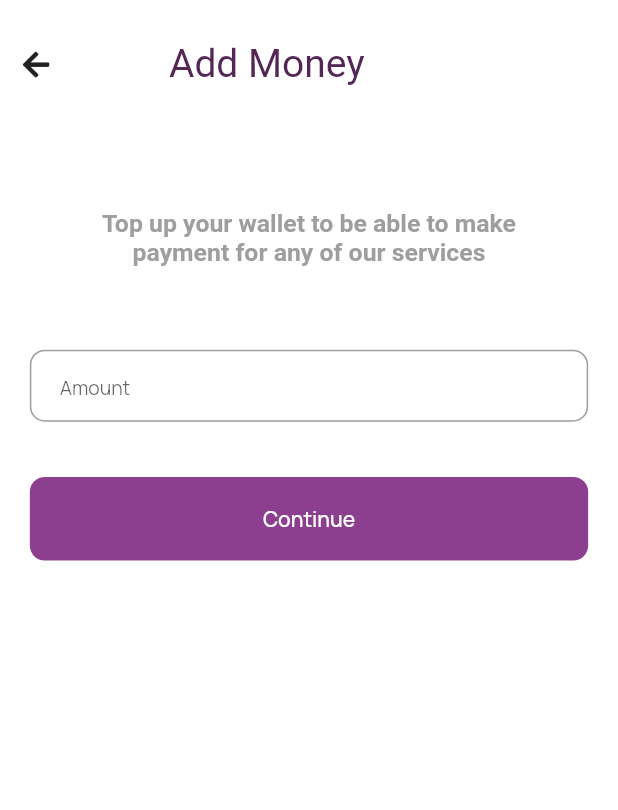
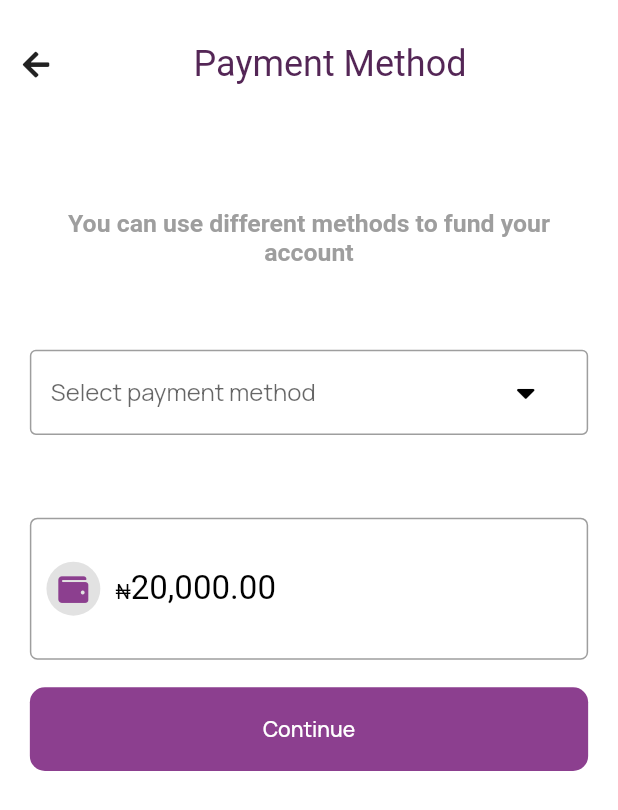
Before and after one commit to Oshinowo/quikpay, a Flutter app: the AddPaymentAmountScreen screen opened by its route, after a tap on "Continue", on a phone screen of 412 x 824 dp. Shown: the top 810 px of the screen. Run offline on Flutter 3.47's test engine with Material 2 defaults, Android fonts, the phone set to English and light mode, and no system bars; drawn by our look-alikes of select_form_field; our stand-ins replace flutter_screenutil, flutter_svg, font_awesome_flutter, google_fonts, introduction_screen, shared_preferences; accounts and stored records are empty.

Commit message:
payment method screen added

```diff
--- a/lib/components/heading_title_with_back_icon.dart
+++ b/lib/components/heading_title_with_back_icon.dart
@@ -27,7 +27,7 @@ class HeadingTitleWithBackIcon extends StatelessWidget {
           ),
         ),
         Center(
-          widthFactor: 2.0.w,
+          widthFactor: 1.9.w,
           child: Text(
             title,
             style: kSecondHeadingTextStyle.copyWith(
--- a/lib/constants/app_constants.dart
+++ b/lib/constants/app_constants.dart
@@ -10,7 +10,7 @@ const kHeadingTextStyle = TextStyle(
   fontWeight: FontWeight.w800,
 );
 const kSecondHeadingTextStyle = TextStyle(
-  fontSize: 26.0,
+  fontSize: 24.0,
   fontWeight: FontWeight.w400,
 );
 const kTextFieldDecoration = InputDecoration(
--- a/lib/main.dart
+++ b/lib/main.dart
@@ -7,6 +7,7 @@ import 'package:quikpay/screens/onboarding/onboarding_screen.dart';
 import 'package:quikpay/screens/verify_account/success_screen.dart';
 import 'package:quikpay/screens/verify_account/verify_account_screen.dart';
 import 'package:quikpay/screens/wallet_top_up/add_payment_screen.dart';
+import 'package:quikpay/screens/wallet_top_up/payment_method_screen.dart';
 import 'package:shared_preferences/shared_preferences.dart';
 import 'package:quikpay/config/palette.dart';
 import 'package:quikpay/screens/home/home_screen.dart';
@@ -62,6 +63,7 @@ class Quikpay extends StatelessWidget {
               const AccountVerificationSuccessScreen(),
           AddPaymentAmountScreen.id: (context) =>
               const AddPaymentAmountScreen(),
+          PaymentMethodScreen.id: (context) => const PaymentMethodScreen(),
         },
       ),
     );
--- a/lib/screens/dashboard/dashboard_screen.dart
+++ b/lib/screens/dashboard/dashboard_screen.dart
@@ -5,6 +5,7 @@ import 'package:quikpay/constants/app_constants.dart';
 import 'package:quikpay/screens/dashboard/local_components/dashboard_mini_card_with_icon.dart';
 import 'package:quikpay/screens/dashboard/local_components/transaction_list_tile.dart';
 import 'package:quikpay/screens/dashboard/local_components/transactions_navigation_menu_button.dart';
+import 'package:quikpay/screens/verify_account/verify_account_screen.dart';
 import 'package:quikpay/screens/wallet_top_up/add_payment_screen.dart';
 
 class DashboardScreen extends StatefulWidget {
@@ -54,7 +55,9 @@ class _DashboardScreenState extends State<DashboardScreen> {
                     ),
                   ),
                   IconButton(
-                    onPressed: () {},
+                    onPressed: () => Navigator.of(context).pushNamed(
+                      VerifyAccount.id,
+                    ),
                     icon: FaIcon(
                       FontAwesomeIcons.bell,
                       size: kDefaultIconSize.sp,
--- a/lib/screens/verify_account/account_confirmation_screen.dart
+++ b/lib/screens/verify_account/account_confirmation_screen.dart
@@ -23,7 +23,7 @@ class AccountConfirmationScreen extends StatelessWidget {
             // crossAxisAlignment: CrossAxisAlignment.stretch,
             children: [
               const HeadingTitleWithBackIcon(
-                title: 'Confirmation',
+                title: '\t\tConfirmation',
               ),
               Padding(
                 padding: EdgeInsets.symmetric(
--- a/lib/screens/verify_account/verify_account_screen.dart
+++ b/lib/screens/verify_account/verify_account_screen.dart
@@ -94,7 +94,7 @@ class _VerifyAccountState extends State<VerifyAccount> {
                             asTerikText: false,
                             keyboardInputType: TextInputType.number,
                             validate: (value) {},
-                            placeholder: 'Verification Number',
+                            placeholder: 'National Verification Number',
                           ),
                           SizedBox(
                             height: kDefaultPadding.h,
--- a/lib/screens/wallet_top_up/add_payment_screen.dart
+++ b/lib/screens/wallet_top_up/add_payment_screen.dart
@@ -5,6 +5,7 @@ import 'package:quikpay/components/custom_text_form_field.dart';
 import 'package:quikpay/components/heading_title_description.dart';
 import 'package:quikpay/components/heading_title_with_back_icon.dart';
 import 'package:quikpay/constants/app_constants.dart';
+import 'package:quikpay/screens/wallet_top_up/payment_method_screen.dart';
 
 class AddPaymentAmountScreen extends StatefulWidget {
   const AddPaymentAmountScreen({Key? key}) : super(key: key);
@@ -20,10 +21,10 @@ class _AddPaymentAmountScreenState extends State<AddPaymentAmountScreen> {
 
   @override
   Widget build(BuildContext context) {
-    return Scaffold(
-      body: GestureDetector(
-        onTap: FocusScope.of(context).unfocus,
-        child: SafeArea(
+    return GestureDetector(
+      onTap: FocusScope.of(context).unfocus,
+      child: Scaffold(
+        body: SafeArea(
           child: Padding(
             padding: EdgeInsets.symmetric(
               vertical: kDefaultPadding.h,
@@ -32,7 +33,7 @@ class _AddPaymentAmountScreenState extends State<AddPaymentAmountScreen> {
               crossAxisAlignment: CrossAxisAlignment.stretch,
               children: [
                 const HeadingTitleWithBackIcon(
-                  title: 'Add Money',
+                  title: '\t\t\t\t\tAdd Money',
                 ),
                 SizedBox(
                   height: kDefaultPadding.h * 4,
@@ -72,7 +73,9 @@ class _AddPaymentAmountScreenState extends State<AddPaymentAmountScreen> {
                         CustomButton(
                           label: 'Continue',
                           buttonBackgroundColor: kPrimaryColour,
-                          pressed: () {},
+                          pressed: () => Navigator.of(context).pushNamed(
+                            PaymentMethodScreen.id,
+                          ),
                         ),
                       ],
                     ),
--- /dev/null
+++ b/lib/screens/wallet_top_up/payment_method_screen.dart
@@ -0,0 +1,187 @@
+import 'package:flutter/material.dart';
+import 'package:flutter_screenutil/flutter_screenutil.dart';
+import 'package:font_awesome_flutter/font_awesome_flutter.dart';
+import 'package:quikpay/components/custom_button.dart';
+import 'package:quikpay/components/heading_title_description.dart';
+import 'package:quikpay/components/heading_title_with_back_icon.dart';
+import 'package:quikpay/constants/app_constants.dart';
+import 'package:select_form_field/select_form_field.dart';
+
+class PaymentMethodScreen extends StatefulWidget {
+  const PaymentMethodScreen({Key? key}) : super(key: key);
+  static const String id = "select payment method";
+
+  @override
+  _PaymentMethodScreenState createState() => _PaymentMethodScreenState();
+}
+
+class _PaymentMethodScreenState extends State<PaymentMethodScreen> {
+  String? selectedPaymentOption;
+  final List<Map<String, dynamic>> _paymentOptions = [
+    {
+      'value': 'paystack',
+      'label': ' Paystack',
+      'icon': Image.asset(
+        'assets/logos/paystack.png',
+        fit: BoxFit.cover,
+        width: 25.0.w,
+        height: 25.0.w,
+      ),
+    },
+    {
+      'value': 'flutterwave',
+      'label': ' Flutterwave',
+      'icon': Image.asset(
+        'assets/logos/flutterwave.png',
+        fit: BoxFit.cover,
+        width: 25.0.w,
+        height: 25.0.w,
+      ),
+    }
+  ];
+
+  @override
+  Widget build(BuildContext context) {
+    return GestureDetector(
+      onTap: FocusScope.of(context).unfocus,
+      child: Scaffold(
+        body: SafeArea(
+          child: Padding(
+            padding: EdgeInsets.symmetric(
+              vertical: kDefaultPadding.h,
+            ),
+            child: Column(
+              crossAxisAlignment: CrossAxisAlignment.stretch,
+              children: [
+                const HeadingTitleWithBackIcon(
+                  title: 'Payment Method',
+                ),
+                SizedBox(
+                  height: kDefaultPadding.h * 4,
+                ),
+                Padding(
+                  padding: EdgeInsets.symmetric(
+                    horizontal: kDefaultPadding.w * 2,
+                  ),
+                  child: const HeadingTitleDescription(
+                    description:
+                        'You can use different methods to fund your account',
+                  ),
+                ),
+                SizedBox(
+                  height: kDefaultPadding.h * 3,
+                ),
+                Padding(
+                  padding: EdgeInsets.symmetric(
+                    horizontal: kDefaultPadding.w,
+                  ),
+                  child: Column(
+                    crossAxisAlignment: CrossAxisAlignment.stretch,
+                    children: [
+                      SelectFormField(
+                        type: SelectFormFieldType.dropdown,
+                        labelText: 'Select',
+                        items: _paymentOptions,
+                        decoration: kTextFieldDecoration.copyWith(
+                          hintText: 'Select payment method',
+                          border: const OutlineInputBorder(),
+                          suffixIcon: Padding(
+                            padding: EdgeInsets.symmetric(
+                              vertical: kDefaultPadding.h,
+                            ),
+                            child: FaIcon(
+                              FontAwesomeIcons.caretDown,
+                              size: kDefaultIconSize.sp,
+                              color: Colors.black,
+                            ),
+                          ),
+                        ),
+                        onChanged: (newValue) {
+                          setState(
+                            () {
+                              selectedPaymentOption = newValue;
+                            },
+                          );
+                        },
+                      ),
+                      SizedBox(
+                        height: kDefaultPadding.h * 3,
+                      ),
+                      Container(
+                        width: double.infinity,
+                        decoration: BoxDecoration(
+                          border: Border.all(
+                            color: Colors.grey,
+                          ),
+                          borderRadius: BorderRadius.circular(
+                            5.0,
+                          ),
+                        ),
+                        child: Padding(
+                          padding: EdgeInsets.symmetric(
+                            horizontal: 10.0.w,
+                            vertical: kDefaultPadding.h + 10,
+                          ),
+                          child: Row(
+                            children: [
+                              Container(
+                                padding: EdgeInsets.all(
+                                  8.0.w,
+                                ),
+                                decoration: BoxDecoration(
+                                  shape: BoxShape.circle,
+                                  color: Colors.grey.withOpacity(0.3),
+                                ),
+                                child: FaIcon(
+                                  FontAwesomeIcons.wallet,
+                                  size: kDefaultIconSize.sp,
+                                  color: kPrimaryColour,
+                                ),
+                              ),
+                              SizedBox(
+                                width: kDefaultPadding.w / 2,
+                              ),
+                              RichText(
+                                text: TextSpan(
+                                  children: [
+                                    TextSpan(
+                                      text: '₦',
+                                      style: TextStyle(
+                                        color: Colors.black,
+                                        fontSize: 14.0.sp,
+                                        textBaseline: TextBaseline.alphabetic,
+                                      ),
+                                    ),
+                                    TextSpan(
+                                      text: '20,000.00',
+                                      style: TextStyle(
+                                        color: Colors.black,
+                                        fontSize: 24.0.sp,
+                                      ),
+                                    ),
+                                  ],
+                                ),
+                              ),
+                            ],
+                          ),
+                        ),
+                      ),
+                      SizedBox(
+                        height: kDefaultPadding.h,
+                      ),
+                      CustomButton(
+                        label: 'Continue',
+                        buttonBackgroundColor: kPrimaryColour,
+                        pressed: () {},
+                      ),
+                    ],
+                  ),
+                ),
+              ],
+            ),
+          ),
+        ),
+      ),
+    );
+  }
+}
--- a/pubspec.yaml
+++ b/pubspec.yaml
@@ -22,6 +22,7 @@ dependencies:
   flutter_native_splash: ^1.2.3
   introduction_screen: ^2.1.0
   flutter_svg: ^0.22.0
+  select_form_field: ^2.2.0
 
 
 flutter_native_splash:
```
Also changed, not shown: assets/logos/flutterwave.png (added), assets/logos/paystack.png (added), pubspec.lock.
